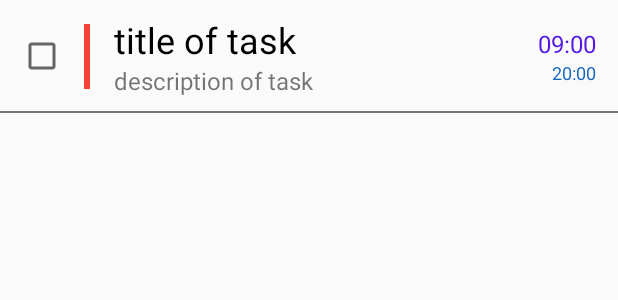
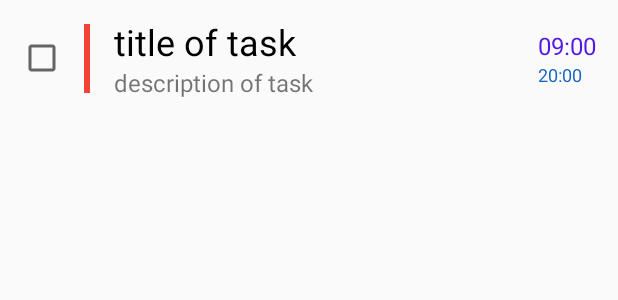
Before and after one commit to Qasim7/SmartToDo1, an Android app: the layout item_task.xml on its own in the app's theme, with its tools: preview values and no code run, on a phone screen of 412 x 824 dp. Shown: the top 300 px of the screen. Run offline under Robolectric (Android 15) with nearby library versions, the phone set to English and light mode, and no system bars.

Commit message:
son deyisiklikler

```diff
--- a/app/build.gradle
+++ b/app/build.gradle
@@ -26,6 +26,9 @@ dependencies {
     testImplementation 'junit:junit:4.12'
     androidTestImplementation 'com.android.support.test:runner:1.0.2'
     androidTestImplementation 'com.android.support.test.espresso:espresso-core:3.0.2'
+    implementation 'com.github.rtugeek:colorseekbar:1.7.3'
+
+
 
     // Room components
     implementation "android.arch.persistence.room:runtime:$rootProject.roomVersion"
--- a/app/src/main/java/com/example/qasim/smarttodo/controller/TaskDiffCallback.java
+++ b/app/src/main/java/com/example/qasim/smarttodo/adapter/TaskDiffCallback.java
@@ -1,4 +1,4 @@
-package com.example.qasim.smarttodo.controller;
+package com.example.qasim.smarttodo.adapter;
 
 import android.support.annotation.Nullable;
 import android.support.v7.util.DiffUtil;
--- a/app/src/main/java/com/example/qasim/smarttodo/model/Task.java
+++ b/app/src/main/java/com/example/qasim/smarttodo/model/Task.java
@@ -12,7 +12,7 @@ public class Task {
     @PrimaryKey(autoGenerate = true)
     private int id;
 
-    private String colour;
+    private int colour;
 
     private String title;
 
@@ -39,11 +39,11 @@ public class Task {
         this.id = id;
     }
 
-    public String getColour() {
+    public int getColour() {
         return colour;
     }
 
-    public void setColour(String colour) {
+    public void setColour(int colour) {
         this.colour = colour;
     }
 
--- a/app/src/main/res/layout/item_task.xml
+++ b/app/src/main/res/layout/item_task.xml
@@ -1,23 +1,10 @@
 <?xml version="1.0" encoding="utf-8"?>
 <RelativeLayout xmlns:android="http://schemas.android.com/apk/res/android"
     android:layout_width="match_parent"
-    android:layout_height="75dp"
-    >
-
-    <View
-        android:id="@+id/seperatorView"
-        android:layout_width="match_parent"
-        android:layout_height="1dp"
-        android:layout_alignParentBottom="true"
-        android:background="#757575">
-
-    </View>
-
-    <RelativeLayout
-        android:layout_width="wrap_content"
-        android:layout_height="wrap_content"
+    android:layout_height="70dp"
     android:layout_margin="4dp"
     android:padding="4dp">
+
 
     <CheckBox
         android:id="@+id/checkbox"
@@ -25,15 +12,20 @@
         android:layout_height="wrap_content"
         android:layout_centerVertical="true"
         android:layout_margin="4dp"
-            android:padding="4dp"/>
+        android:padding="4dp" />
+
+    <RelativeLayout
+        android:layout_width="wrap_content"
+        android:layout_height="wrap_content"
+        android:layout_alignParentEnd="true"
+        android:layout_alignParentRight="true"
+        android:layout_centerInParent="true">
 
         <TextView
             android:id="@+id/startTime"
             android:layout_width="45dp"
             android:layout_height="wrap_content"
-            android:layout_alignParentEnd="true"
-            android:layout_alignParentRight="true"
-            android:layout_marginTop="10dp"
+            android:maxLines="1"
             android:text="09:00"
             android:textColor="#5219e4"
             android:textSize="16sp" />
@@ -43,11 +35,11 @@
             android:layout_width="36dp"
             android:layout_height="wrap_content"
             android:layout_below="@id/startTime"
-            android:layout_alignParentEnd="true"
-            android:layout_alignParentRight="true"
+            android:maxLines="1"
             android:text="20:00"
             android:textColor="#1565C0"
             android:textSize="12sp" />
+    </RelativeLayout>
 
     <View
         android:id="@+id/colourTask"
@@ -55,21 +47,24 @@
         android:layout_height="match_parent"
         android:layout_marginTop="8dp"
         android:layout_marginBottom="8dp"
-            android:background="#F44336"
-            android:layout_toRightOf="@id/checkbox">
+        android:layout_toRightOf="@id/checkbox"
+        android:background="#F44336">
 
     </View>
+
     <RelativeLayout
-    android:layout_width="wrap_content"
+        android:layout_width="280dp"
         android:layout_height="wrap_content"
-    android:layout_toRightOf="@id/colourTask"
-    android:layout_centerInParent="true">
+        android:layout_centerInParent="true"
+        android:layout_toRightOf="@id/colourTask">
+
         <TextView
             android:id="@+id/titleTask"
             android:layout_width="wrap_content"
             android:layout_height="wrap_content"
             android:layout_marginStart="16dp"
             android:layout_marginLeft="16dp"
+            android:maxLines="1"
             android:text="title of task"
             android:textColor="#000"
             android:textSize="24sp" />
@@ -82,9 +77,7 @@
             android:layout_marginStart="16dp"
             android:layout_marginLeft="16dp"
             android:text="description of task"
-            android:textSize="16sp"
-            />
+            android:textSize="16sp" />
 
     </RelativeLayout>
 </RelativeLayout>
-</RelativeLayout>
--- a/build.gradle
+++ b/build.gradle
@@ -19,6 +19,7 @@ allprojects {
     repositories {
         google()
         jcenter()
+        maven { url "https://jitpack.io" }
     }
 }
 
```
Also changed, not shown: app/src/main/AndroidManifest.xml (+6 -1 lines), app/src/main/java/com/example/qasim/smarttodo/MainActivity.java (+14 -8 lines), app/src/main/java/com/example/qasim/smarttodo/NewTaskActivity.java (+55 -15 lines), app/src/main/java/com/example/qasim/smarttodo/adapter/TaskAdapter.java (renamed from app/src/main/java/com/example/qasim/smarttodo/controller/TaskController.java, +40 -7 lines), app/src/main/res/drawable/ic_alarm_black_24dp.xml (+8 -3 lines), app/src/main/res/layout/activity_main.xml (+9 -7 lines), app/src/main/res/layout/activity_new_task.xml (+47 -20 lines), app/src/main/res/menu/menu_main.xml (+4 -3 lines). Lines whose indentation alone changed are shown as unchanged.
